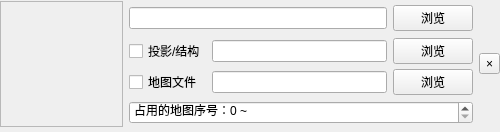
Old version of the form SlopeCraftMain/others/TaskBox.ui in the repository SlopeCraft/SlopeCraft.
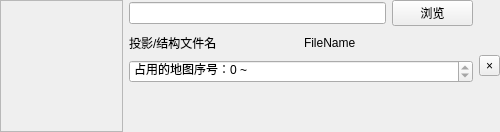
New version of the form.

Patch:
```diff
--- a/SlopeCraftMain/others/TaskBox.ui
+++ b/SlopeCraftMain/others/TaskBox.ui
@@ -26,76 +26,49 @@
    <property name="bottomMargin">
     <number>0</number>
    </property>
-   <property name="horizontalSpacing">
+   <property name="spacing">
     <number>6</number>
    </property>
-   <property name="verticalSpacing">
-    <number>0</number>
-   </property>
-   <item row="2" column="3">
-    <widget class="QPushButton" name="BtnBrowseData">
-     <property name="text">
-      <string>浏览</string>
-     </property>
-    </widget>
-   </item>
-   <item row="1" column="2">
-    <widget class="QLineEdit" name="liteName"/>
-   </item>
-   <item row="1" column="3">
-    <widget class="QPushButton" name="BtnBrowseLite">
-     <property name="text">
-      <string>浏览</string>
-     </property>
-    </widget>
-   </item>
-   <item row="1" column="1">
-    <widget class="QCheckBox" name="ifExport3D">
-     <property name="text">
-      <string>投影/结构</string>
-     </property>
-    </widget>
-   </item>
-   <item row="0" column="3">
+   <item row="0" column="4">
     <widget class="QPushButton" name="browseImage">
      <property name="text">
       <string>浏览</string>
      </property>
     </widget>
    </item>
-   <item row="2" column="1">
-    <widget class="QCheckBox" name="ifExportData">
-     <property name="text">
-      <string>地图文件</string>
+   <item row="0" column="1" colspan="3">
+    <widget class="QLineEdit" name="imageName"/>
+   </item>
+   <item row="2" column="1" colspan="4">
+    <widget class="QSpinBox" name="setMapBegSeq">
+     <property name="readOnly">
+      <bool>true</bool>
+     </property>
+     <property name="suffix">
+      <string> ~ </string>
+     </property>
+     <property name="prefix">
+      <string>占用的地图序号：</string>
+     </property>
+     <property name="maximum">
+      <number>65535</number>
      </property>
     </widget>
    </item>
-   <item row="2" column="2">
-    <widget class="QLineEdit" name="dataName"/>
-   </item>
-   <item row="0" column="0" rowspan="4">
-    <widget class="QLabel" name="preView">
-     <property name="minimumSize">
+   <item row="3" column="1">
+    <spacer name="verticalSpacer">
+     <property name="orientation">
+      <enum>Qt::Vertical</enum>
+     </property>
+     <property name="sizeHint" stdset="0">
       <size>
-       <width>123</width>
-       <height>123</height>
+       <width>20</width>
+       <height>40</height>
       </size>
      </property>
-     <property name="autoFillBackground">
-      <bool>true</bool>
-     </property>
-     <property name="frameShape">
-      <enum>QFrame::StyledPanel</enum>
-     </property>
-     <property name="text">
-      <string/>
-     </property>
-     <property name="scaledContents">
-      <bool>true</bool>
-     </property>
-    </widget>
+    </spacer>
    </item>
-   <item row="0" column="4" rowspan="4">
+   <item row="0" column="5" rowspan="4">
     <layout class="QVBoxLayout" name="verticalLayout">
      <property name="rightMargin">
       <number>0</number>
@@ -112,21 +85,53 @@
      </item>
     </layout>
    </item>
-   <item row="3" column="1" colspan="3">
-    <widget class="QSpinBox" name="setMapBegSeq">
-     <property name="suffix">
-      <string> ~ </string>
+   <item row="0" column="0" rowspan="4">
+    <widget class="QLabel" name="preView">
+     <property name="minimumSize">
+      <size>
+       <width>123</width>
+       <height>123</height>
+      </size>
      </property>
-     <property name="prefix">
-      <string>占用的地图序号：</string>
+     <property name="autoFillBackground">
+      <bool>true</bool>
      </property>
-     <property name="maximum">
-      <number>65535</number>
+     <property name="frameShape">
+      <enum>QFrame::StyledPanel</enum>
      </property>
     </widget>
    </item>
-   <item row="0" column="1" colspan="2">
-    <widget class="QLineEdit" name="imageName"/>
+   <item row="1" column="1" colspan="2">
+    <widget class="QLabel" name="label">
+     <property name="sizePolicy">
+      <sizepolicy hsizetype="Preferred" vsizetype="Preferred">
+       <horstretch>0</horstretch>
+       <verstretch>0</verstretch>
+      </sizepolicy>
+     </property>
+     <property name="text">
+      <string>投影/结构文件名</string>
+     </property>
+    </widget>
+   </item>
+   <item row="1" column="3" colspan="2">
+    <widget class="QLabel" name="liteName">
+     <property name="sizePolicy">
+      <sizepolicy hsizetype="Expanding" vsizetype="Fixed">
+       <horstretch>0</horstretch>
+       <verstretch>0</verstretch>
+      </sizepolicy>
+     </property>
+     <property name="minimumSize">
+      <size>
+       <width>0</width>
+       <height>22</height>
+      </size>
+     </property>
+     <property name="text">
+      <string>FileName</string>
+     </property>
+    </widget>
    </item>
   </layout>
  </widget>
```
Left out of the diff: 6 changed lines with no effect on the pictures.
